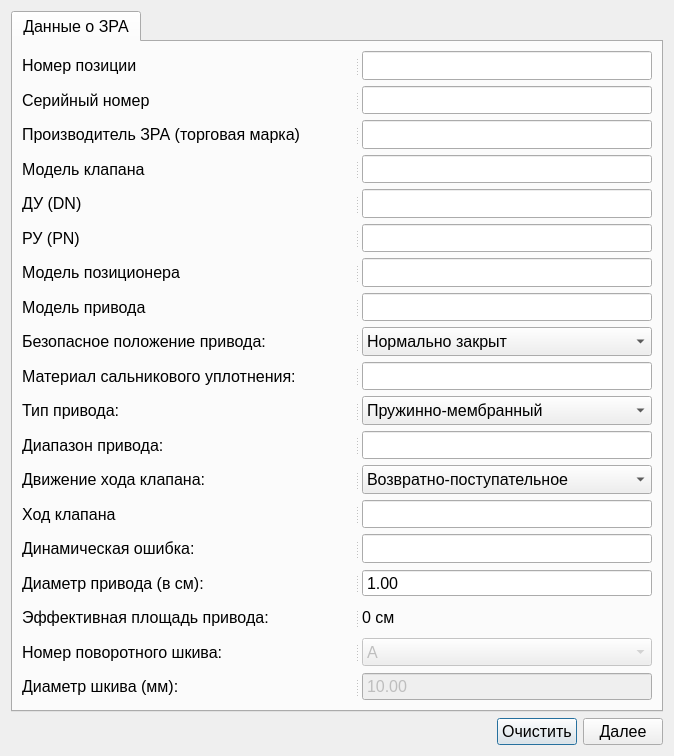
Old version of the form ValveWindow.ui in the repository Rekvim/MpiSki.
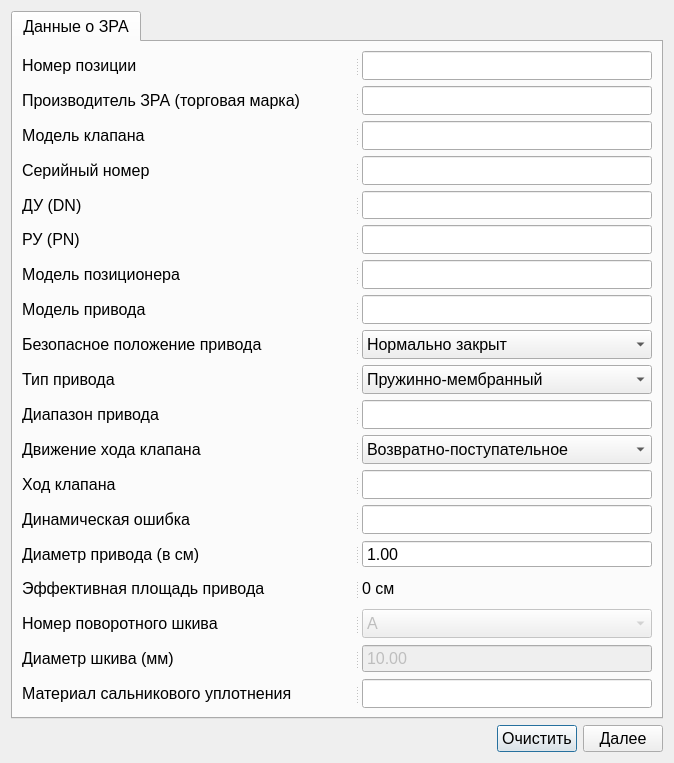
New version of the form.

Diff of the .ui file:
```diff
--- a/ValveWindow.ui
+++ b/ValveWindow.ui
@@ -7,7 +7,7 @@
     <x>0</x>
     <y>0</y>
     <width>674</width>
-    <height>756</height>
+    <height>763</height>
    </rect>
   </property>
   <property name="font">
@@ -87,53 +87,6 @@
          </widget>
         </widget>
        </item>
-       <item>
-        <widget class="QSplitter" name="splitter_serial">
-         <property name="orientation">
-          <enum>Qt::Orientation::Horizontal</enum>
-         </property>
-         <property name="handleWidth">
-          <number>10</number>
-         </property>
-         <widget class="QLabel" name="label_serial">
-          <property name="sizePolicy">
-           <sizepolicy hsizetype="Preferred" vsizetype="Preferred">
-            <horstretch>0</horstretch>
-            <verstretch>0</verstretch>
-           </sizepolicy>
-          </property>
-          <property name="minimumSize">
-           <size>
-            <width>330</width>
-            <height>0</height>
-           </size>
-          </property>
-          <property name="maximumSize">
-           <size>
-            <width>330</width>
-            <height>16777215</height>
-           </size>
-          </property>
-          <property name="text">
-           <string>Серийный номер</string>
-          </property>
-         </widget>
-         <widget class="QLineEdit" name="lineEdit_serial">
-          <property name="sizePolicy">
-           <sizepolicy hsizetype="Preferred" vsizetype="Preferred">
-            <horstretch>0</horstretch>
-            <verstretch>0</verstretch>
-           </sizepolicy>
-          </property>
-          <property name="minimumSize">
-           <size>
-            <width>0</width>
-            <height>0</height>
-           </size>
-          </property>
-         </widget>
-        </widget>
-       </item>
        <item>
         <widget class="QSplitter" name="splitter_manufacturer">
          <property name="orientation">
@@ -222,6 +175,53 @@
          </widget>
         </widget>
        </item>
+       <item>
+        <widget class="QSplitter" name="splitter_serial">
+         <property name="orientation">
+          <enum>Qt::Orientation::Horizontal</enum>
+         </property>
+         <property name="handleWidth">
+          <number>10</number>
+         </property>
+         <widget class="QLabel" name="label_serial">
+          <property name="sizePolicy">
+           <sizepolicy hsizetype="Preferred" vsizetype="Preferred">
+            <horstretch>0</horstretch>
+            <verstretch>0</verstretch>
+           </sizepolicy>
+          </property>
+          <property name="minimumSize">
+           <size>
+            <width>330</width>
+            <height>0</height>
+           </size>
+          </property>
+          <property name="maximumSize">
+           <size>
+            <width>330</width>
+            <height>16777215</height>
+           </size>
+          </property>
+          <property name="text">
+           <string>Серийный номер</string>
+          </property>
+         </widget>
+         <widget class="QLineEdit" name="lineEdit_serial">
+          <property name="sizePolicy">
+           <sizepolicy hsizetype="Preferred" vsizetype="Preferred">
+            <horstretch>0</horstretch>
+            <verstretch>0</verstretch>
+           </sizepolicy>
+          </property>
+          <property name="minimumSize">
+           <size>
+            <width>0</width>
+            <height>0</height>
+           </size>
+          </property>
+         </widget>
+        </widget>
+       </item>
        <item>
         <widget class="QSplitter" name="splitter_DN">
          <property name="orientation">
@@ -438,7 +438,7 @@
            </size>
           </property>
           <property name="text">
-           <string>Безопасное положение привода:</string>
+           <string>Безопасное положение привода</string>
           </property>
          </widget>
          <widget class="QComboBox" name="comboBox_safePosition">
@@ -467,53 +467,6 @@
          </widget>
         </widget>
        </item>
-       <item>
-        <widget class="QSplitter" name="splitter_materialStuffingBoxSeal">
-         <property name="orientation">
-          <enum>Qt::Orientation::Horizontal</enum>
-         </property>
-         <property name="handleWidth">
-          <number>10</number>
-         </property>
-         <widget class="QLabel" name="label_materialStuffingBoxSeal">
-          <property name="sizePolicy">
-           <sizepolicy hsizetype="Preferred" vsizetype="Preferred">
-            <horstretch>0</horstretch>
-            <verstretch>0</verstretch>
-           </sizepolicy>
-          </property>
-          <property name="minimumSize">
-           <size>
-            <width>330</width>
-            <height>0</height>
-           </size>
-          </property>
-          <property name="maximumSize">
-           <size>
-            <width>330</width>
-            <height>16777215</height>
-           </size>
-          </property>
-          <property name="text">
-           <string>Материал сальникового уплотнения:</string>
-          </property>
-         </widget>
-         <widget class="QLineEdit" name="lineEdit_materialStuffingBoxSeal">
-          <property name="sizePolicy">
-           <sizepolicy hsizetype="Preferred" vsizetype="Preferred">
-            <horstretch>0</horstretch>
-            <verstretch>0</verstretch>
-           </sizepolicy>
-          </property>
-          <property name="minimumSize">
-           <size>
-            <width>0</width>
-            <height>0</height>
-           </size>
-          </property>
-         </widget>
-        </widget>
-       </item>
        <item>
         <widget class="QSplitter" name="splitter_typeDrive">
          <property name="orientation">
@@ -542,7 +495,7 @@
            </size>
           </property>
           <property name="text">
-           <string>Тип привода:</string>
+           <string>Тип привода</string>
           </property>
          </widget>
          <widget class="QComboBox" name="comboBox_typeDrive">
@@ -599,7 +552,7 @@
            </size>
           </property>
           <property name="text">
-           <string>Диапазон привода:</string>
+           <string>Диапазон привода</string>
           </property>
          </widget>
          <widget class="QLineEdit" name="lineEdit_rangeDrive">
@@ -646,7 +599,7 @@
            </size>
           </property>
           <property name="text">
-           <string>Движение хода клапана:</string>
+           <string>Движение хода клапана</string>
           </property>
          </widget>
          <widget class="QComboBox" name="comboBox_strokeMovement">
@@ -750,7 +703,7 @@
            </size>
           </property>
           <property name="text">
-           <string>Динамическая ошибка:</string>
+           <string>Динамическая ошибка</string>
           </property>
          </widget>
          <widget class="QLineEdit" name="lineEdit_dinamicError">
@@ -797,7 +750,7 @@
            </size>
           </property>
           <property name="text">
-           <string>Диаметр привода (в см):</string>
+           <string>Диаметр привода (в см)</string>
           </property>
          </widget>
          <widget class="QDoubleSpinBox" name="doubleSpinBox_diameterDrive">
@@ -853,7 +806,7 @@
            </size>
           </property>
           <property name="text">
-           <string>Эффективная площадь привода:</string>
+           <string>Эффективная площадь привода</string>
           </property>
          </widget>
          <widget class="QLabel" name="label_valueSquare">
@@ -903,7 +856,7 @@
            </size>
           </property>
           <property name="text">
-           <string>Номер поворотного шкива:</string>
+           <string>Номер поворотного шкива</string>
           </property>
          </widget>
          <widget class="QComboBox" name="comboBox_toolNumber">
@@ -978,7 +931,7 @@
            </size>
           </property>
           <property name="text">
-           <string>Диаметр шкива (мм):</string>
+           <string>Диаметр шкива (мм)</string>
           </property>
          </widget>
          <widget class="QDoubleSpinBox" name="doubleSpinBox_diameterPulley">
@@ -1012,6 +965,53 @@
          </widget>
         </widget>
        </item>
+       <item>
+        <widget class="QSplitter" name="splitter_materialStuffingBoxSeal">
+         <property name="orientation">
+          <enum>Qt::Orientation::Horizontal</enum>
+         </property>
+         <property name="handleWidth">
+          <number>10</number>
+         </property>
+         <widget class="QLabel" name="label_materialStuffingBoxSeal">
+          <property name="sizePolicy">
+           <sizepolicy hsizetype="Preferred" vsizetype="Preferred">
+            <horstretch>0</horstretch>
+            <verstretch>0</verstretch>
+           </sizepolicy>
+          </property>
+          <property name="minimumSize">
+           <size>
+            <width>330</width>
+            <height>0</height>
+           </size>
+          </property>
+          <property name="maximumSize">
+           <size>
+            <width>330</width>
+            <height>16777215</height>
+           </size>
+          </property>
+          <property name="text">
+           <string>Материал сальникового уплотнения</string>
+          </property>
+         </widget>
+         <widget class="QLineEdit" name="lineEdit_materialStuffingBoxSeal">
+          <property name="sizePolicy">
+           <sizepolicy hsizetype="Preferred" vsizetype="Preferred">
+            <horstretch>0</horstretch>
+            <verstretch>0</verstretch>
+           </sizepolicy>
+          </property>
+          <property name="minimumSize">
+           <size>
+            <width>0</width>
+            <height>0</height>
+           </size>
+          </property>
+         </widget>
+        </widget>
+       </item>
       </layout>
      </widget>
     </widget>
```
